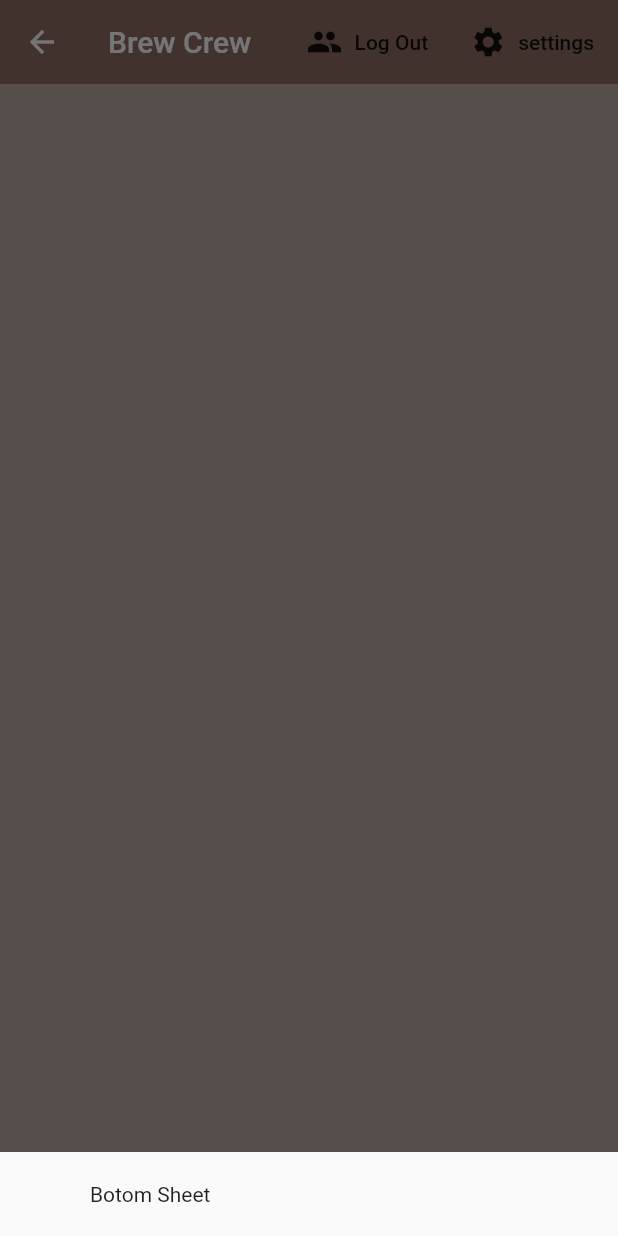
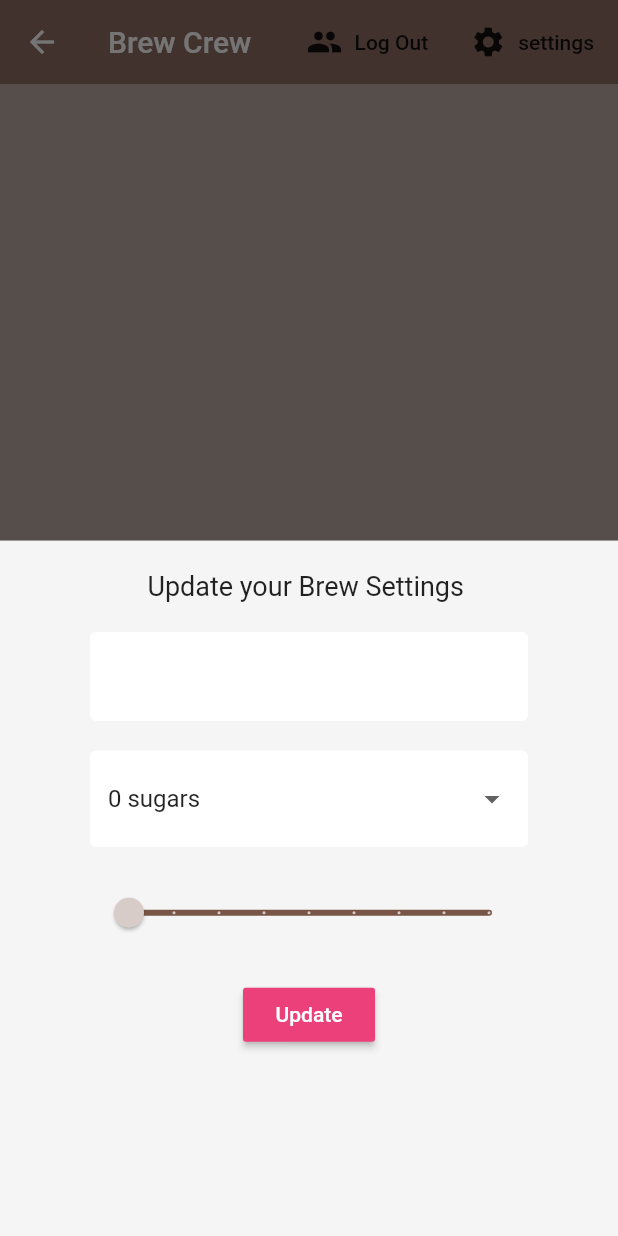
Before and after one commit to Omkarchavan28/brew_crew, a Flutter app: the Home screen opened directly, after a tap on "settings", on a phone screen of 412 x 824 dp. Run offline on Flutter 3.47's test engine with Material 2 defaults, Android fonts, the phone set to English and light mode, and no system bars; our stand-ins replace cloud_firestore, firebase_auth, flutter_spinkit; accounts and stored records are empty.

Commit message:
SettingsForm added

```diff
--- a/lib/screens/homes/home.dart
+++ b/lib/screens/homes/home.dart
@@ -1,4 +1,5 @@
 import 'package:brew_crew/models/brew.dart';
+import 'package:brew_crew/screens/homes/setting_form.dart';
 import 'package:brew_crew/services/auth.dart';
 import 'package:flutter/material.dart';
 import 'package:brew_crew/services/database.dart';
@@ -15,8 +16,9 @@ class Home extends StatelessWidget {
           context: context,
           builder: (context) {
             return Container(
+              color: Colors.grey[100],
               padding: EdgeInsets.symmetric(vertical: 20.0, horizontal: 60.0),
-              child: Text('Botom Sheet'),
+              child: SettingsForm(),
             );
           });
     }
--- /dev/null
+++ b/lib/screens/homes/setting_form.dart
@@ -0,0 +1,76 @@
+import 'package:flutter/material.dart';
+import 'package:brew_crew/shared/constant.dart';
+
+class SettingsForm extends StatefulWidget {
+  @override
+  _SettingsFormState createState() => _SettingsFormState();
+}
+
+class _SettingsFormState extends State<SettingsForm> {
+  final _formkey = GlobalKey<FormState>();
+  final List<String> sugars = ['0', '1', '2', '3', '4'];
+  //form value
+  String _currentName;
+  String _currentSugars;
+  int _currentStrength;
+
+  @override
+  Widget build(BuildContext context) {
+    return Form(
+      key: _formkey,
+      child: Column(
+        children: <Widget>[
+          Text(
+            'Update your Brew Settings ',
+            style: TextStyle(
+              fontSize: 18.0,
+            ),
+          ),
+          SizedBox(height: 20.0),
+          TextFormField(
+            decoration: textInputDecoration,
+            validator: (val) => val.isEmpty ? 'Please enter a name' : null,
+            onChanged: (val) => setState(() => _currentName = val),
+          ),
+          SizedBox(height: 20.0),
+          //DropDown
+          DropdownButtonFormField(
+            decoration: textInputDecoration,
+            items: sugars.map((sugar) {
+              return DropdownMenuItem(
+                value: sugar,
+                child: Text('$sugar sugars'),
+              );
+            }).toList(),
+            onChanged: (val) => setState(() => _currentSugars = val),
+            value: _currentSugars ?? '0',
+          ),
+          SizedBox(height: 20.0),
+          //Sider
+          Slider(
+            min: 100,
+            max: 900,
+            divisions: 8,
+            onChanged: (val) => setState(() => _currentStrength = val.round()),
+            value: (_currentStrength ?? 100).toDouble(),
+            activeColor: Colors.brown[_currentStrength ?? 100],
+            inactiveColor: Colors.brown,
+          ),
+          SizedBox(height: 20.0),
+          RaisedButton(
+            color: Colors.pink[400],
+            child: Text(
+              'Update',
+              style: TextStyle(color: Colors.white),
+            ),
+            onPressed: () async {
+              print(_currentName);
+              print(_currentSugars);
+              print(_currentStrength);
+            },
+          ),
+        ],
+      ),
+    );
+  }
+}
```
